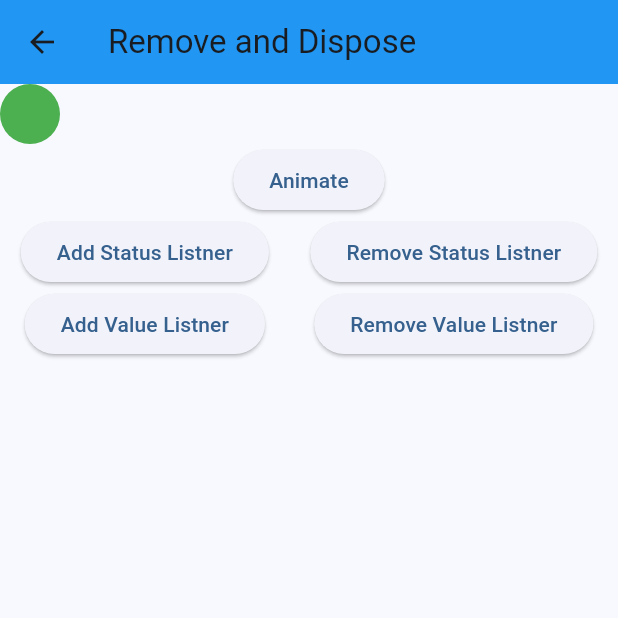
After one commit to alsyedsophy/animation-course, a Flutter app: the screen it shows after launch, after a tap on an icon or button, on a phone screen of 412 x 824 dp, the top half of it. The commit adds this screen. Run offline on Flutter 3.47's test engine with Material 3 defaults, Android fonts, the phone set to English and light mode, and no system bars.

Commit message:
apply Listen to stain and values ion one controller

```diff
--- /dev/null
+++ b/lib/foo_transition/remove_dispose_listner.dart
@@ -0,0 +1,113 @@
+import 'package:flutter/material.dart';
+
+class RemoveDisposeListner extends StatefulWidget {
+  const new({super.key});
+
+  @override
+  State<RemoveDisposeListner> createState() => _RemoveDisposeListnerState();
+}
+
+class _RemoveDisposeListnerState extends State<RemoveDisposeListner>
+    with SingleTickerProviderStateMixin {
+  late final AnimationController _animationController;
+  late final Animation<AlignmentGeometry> _animationAlign;
+
+  @override
+  void initState() {
+    super.initState();
+    _animationController = AnimationController(
+      vsync: this,
+      duration: Duration(seconds: 2),
+      reverseDuration: Duration(seconds: 2),
+    );
+
+    _animationAlign = AlignmentTween(
+      begin: Alignment.centerLeft,
+      end: Alignment.centerRight,
+    ).animate(_animationController);
+  }
+
+  @override
+  void dispose() {
+    _animationController.dispose();
+    super.dispose();
+  }
+
+  @override
+  Widget build(BuildContext context) {
+    return Scaffold(
+      appBar: AppBar(
+        title: Text("Remove and Dispose"),
+        backgroundColor: Colors.blue,
+      ),
+      body: Center(
+        child: Column(
+          children: [
+            AlignTransition(
+              alignment: _animationAlign,
+              child: CircleAvatar(backgroundColor: Colors.green, radius: 20),
+            ),
+            ElevatedButton(
+              onPressed: () {
+                _animationController.value == 0
+                    ? _animationController.forward()
+                    : _animationController.reverse();
+              },
+              child: Text("Animate"),
+            ),
+            _statusListnerContollerButtons(),
+            _valuesListnerContollerButtons(),
+          ],
+        ),
+      ),
+    );
+  }
+
+  void _statusListner(AnimationStatus animationStatus) {
+    print("$animationStatus =======================");
+  }
+
+  Row _statusListnerContollerButtons() {
+    return Row(
+      mainAxisAlignment: MainAxisAlignment.spaceAround,
+      children: [
+        ElevatedButton(
+          onPressed: () {
+            _animationController.addStatusListener(_statusListner);
+          },
+          child: Text("Add Status Listner"),
+        ),
+        ElevatedButton(
+          onPressed: () {
+            _animationController.removeStatusListener(_statusListner);
+          },
+          child: Text("Remove Status Listner"),
+        ),
+      ],
+    );
+  }
+
+  void _valueListner() {
+    print("${_animationController.value} ==============");
+  }
+
+  Row _valuesListnerContollerButtons() {
+    return Row(
+      mainAxisAlignment: MainAxisAlignment.spaceAround,
+      children: [
+        ElevatedButton(
+          onPressed: () {
+            _animationController.addListener(_valueListner);
+          },
+          child: Text("Add Value Listner"),
+        ),
+        ElevatedButton(
+          onPressed: () {
+            _animationController.removeListener(_valueListner);
+          },
+          child: Text("Remove Value Listner"),
+        ),
+      ],
+    );
+  }
+}
--- a/lib/home_page.dart
+++ b/lib/home_page.dart
@@ -1,5 +1,6 @@
 import 'package:animations_full_course/counter_screen.dart';
 import 'package:animations_full_course/foo_transition/home_screen.dart';
+import 'package:animations_full_course/foo_transition/remove_dispose_listner.dart';
 import 'package:flutter/material.dart';
 
 class HomePage extends StatefulWidget {
@@ -26,6 +27,11 @@ class _HomePageState extends State<HomePage> {
               const SizedBox(height: 20),
               _containerWidget(),
               const Spacer(),
+              PushPageButton(
+                page: RemoveDisposeListner(),
+                pageName: "Remove and Dispose Screen",
+              ),
+              const SizedBox(height: 20),
               PushPageButton(page: HomeScreen(), pageName: "Home Screen"),
               const SizedBox(height: 20),
               PushPageButton(page: CounterScreen(), pageName: "Counter"),
```
